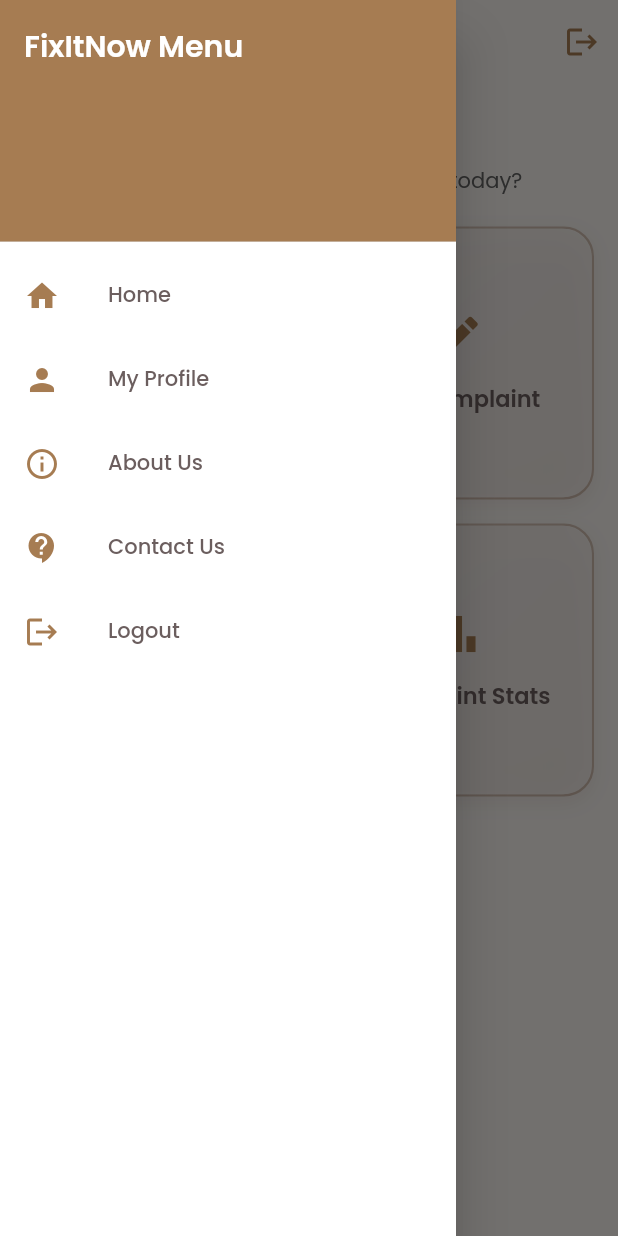
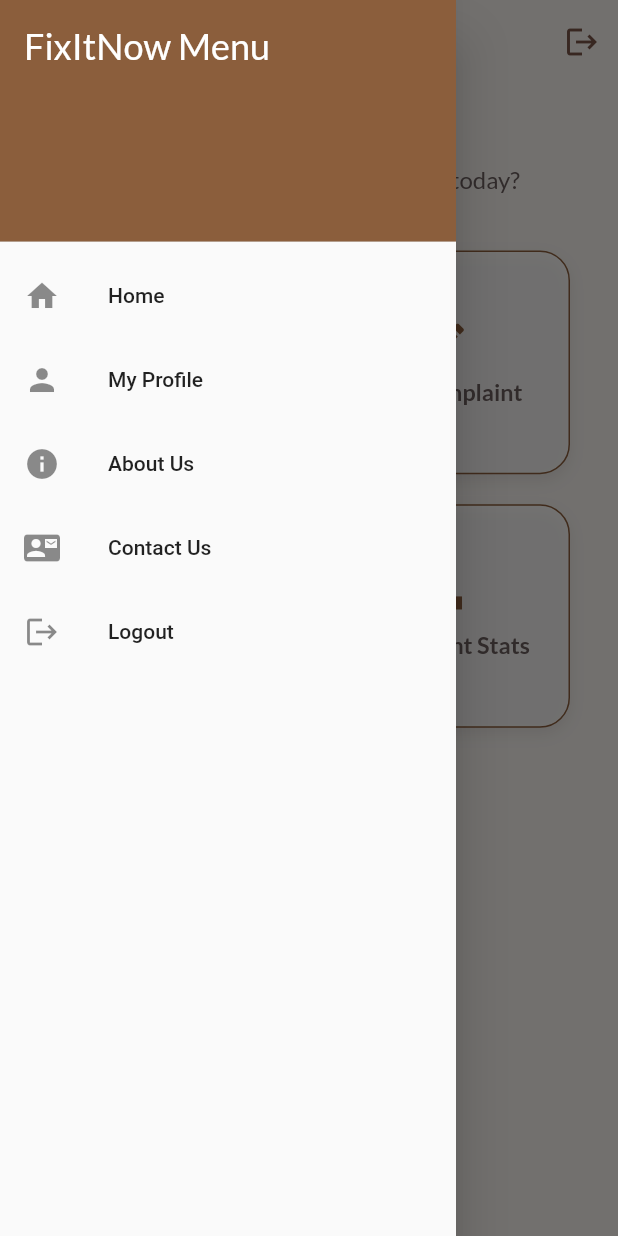
Before and after one commit to Farzana-Samia/FixItINow, a Flutter app: the DashboardScreen screen opened directly, with the side drawer open, on a phone screen of 412 x 824 dp. Run offline on Flutter 3.47's test engine with Material 3 defaults, Android fonts, the phone set to English and light mode, and no system bars; our stand-ins replace cloud_firestore, firebase_auth, firebase_core, fl_chart, flutter_local_notifications, google_fonts and 1 more; missing offline and left inert: flutter_fix_it_now; accounts and stored records are empty.

Commit message:
Updated login and complaint logic

```diff
--- a/lib/screens/dashboard_screen.dart
+++ b/lib/screens/dashboard_screen.dart
@@ -24,7 +24,6 @@ class _DashboardScreenState extends State<DashboardScreen> {
   String? userName;
 
   final Color backgroundColor = const Color(0xFFF8F4F0);
-  final Color accentColor = const Color(0xFFA67C52);
   final Color cardTextColor = const Color(0xFF6B5E5E);
 
   @override
@@ -52,257 +51,242 @@ class _DashboardScreenState extends State<DashboardScreen> {
     showDialog(
       context: context,
       builder: (_) => AlertDialog(
-        title: const Text("Logout Confirmation"),
-        content: const Text("Do you want to logout now ?"),
+        title: const Text("Logout"),
+        content: const Text("Do you want to logout?"),
         actions: [
           TextButton(
-            onPressed: () => Navigator.pop(context),
-            child: const Text("No"),
+            onPressed: () => Navigator.of(context).pop(),
+            child: const Text("Cancel"),
           ),
           TextButton(
-            onPressed: () {
-              FirebaseAuth.instance.signOut();
+            onPressed: () async {
+              await FirebaseAuth.instance.signOut();
               Navigator.pushAndRemoveUntil(
                 context,
                 MaterialPageRoute(builder: (_) => const LoginScreen()),
                 (route) => false,
               );
             },
-            child: const Text("Yes"),
+            child: const Text("Logout"),
           ),
         ],
       ),
     );
   }
 
-  Widget _drawerTile(IconData icon, String title, VoidCallback onTap) {
-    return ListTile(
-      leading: Icon(icon, color: accentColor),
+  @override
+  Widget build(BuildContext context) {
+    final screenWidth = MediaQuery.of(context).size.width;
+
+    return Scaffold(
+      backgroundColor: backgroundColor,
+      drawer: _buildDrawer(context),
+      appBar: AppBar(
+        backgroundColor: backgroundColor,
+        iconTheme: const IconThemeData(color: Colors.brown),
+        elevation: 0,
         title: Text(
-        title,
-        style: GoogleFonts.poppins(
-          fontWeight: FontWeight.w500,
-          color: cardTextColor,
+          'Dashboard',
+          style: GoogleFonts.lato(
+            fontSize: 22,
+            fontWeight: FontWeight.bold,
+            color: Colors.brown[900],
           ),
         ),
-      onTap: onTap,
+        centerTitle: true,
+        actions: [
+          IconButton(icon: const Icon(Icons.logout), onPressed: _confirmLogout),
+        ],
+      ),
+      body: _buildDashboardContent(context, screenWidth),
     );
   }
 
-  Widget _buildGlassCard(
-    String title,
-    IconData icon,
-    String heroTag,
-    VoidCallback onTap,
-  ) {
+  Widget _buildDashboardContent(BuildContext context, double screenWidth) {
+    final List<List<dynamic>> items = [
+      [
+        "My Complaints",
+        Icons.report_problem,
+        () => Navigator.push(
+          context,
+          MaterialPageRoute(builder: (_) => const MyComplaintsScreen()),
+        ),
+      ],
+      [
+        "File Complaint",
+        Icons.edit,
+        () => Navigator.push(
+          context,
+          MaterialPageRoute(builder: (_) => const FileComplaintScreen()),
+        ),
+      ],
+      [
+        "Announcements",
+        Icons.announcement,
+        () => Navigator.push(
+          context,
+          MaterialPageRoute(
+            builder: (_) => const AnnouncementScreen(userType: 'cr'),
+          ),
+        ),
+      ],
+      [
+        "Complaint Stats",
+        Icons.bar_chart,
+        () => Navigator.push(
+          context,
+          MaterialPageRoute(builder: (_) => const ComplaintStatsScreen()),
+        ),
+      ],
+      [
+        "Notifications",
+        Icons.notifications,
+        () => Navigator.push(
+          context,
+          MaterialPageRoute(builder: (_) => NotificationsScreen()),
+        ),
+      ],
+    ];
+
+    double aspectRatio = screenWidth < 360
+        ? 0.8
+        : screenWidth < 400
+        ? 1
+        : 1.1;
+
+    return Padding(
+      padding: const EdgeInsets.all(20),
+      child: Column(
+        crossAxisAlignment: CrossAxisAlignment.start,
+        children: [
+          Text(
+            "Hi 👋 ${userName ?? ''}",
+            style: GoogleFonts.lato(
+              fontSize: 24,
+              fontWeight: FontWeight.bold,
+              color: const Color(0xFF8B5E3C),
+            ),
+          ),
+          const SizedBox(height: 4),
+          Text(
+            "Welcome back! What do you want to do today?",
+            style: GoogleFonts.lato(fontSize: 16, color: cardTextColor),
+          ),
+          const SizedBox(height: 30),
+          Expanded(
+            child: GridView.builder(
+              itemCount: items.length,
+              padding: const EdgeInsets.symmetric(horizontal: 12, vertical: 8),
+              gridDelegate: SliverGridDelegateWithFixedCrossAxisCount(
+                crossAxisCount: 2,
+                mainAxisSpacing: 20,
+                crossAxisSpacing: 20,
+                childAspectRatio: aspectRatio,
+              ),
+              itemBuilder: (context, index) {
+                final item = items[index];
+                return _buildDashboardTile(item[1], item[0], item[2]);
+              },
+            ),
+          ),
+        ],
+      ),
+    );
+  }
+
+  Widget _buildDashboardTile(IconData icon, String title, VoidCallback onTap) {
     return GestureDetector(
       onTap: onTap,
-      child: Hero(
-        tag: heroTag,
       child: Container(
         decoration: BoxDecoration(
+          color: Colors.white.withOpacity(0.6),
           borderRadius: BorderRadius.circular(20),
-            gradient: LinearGradient(
-              colors: [
-                Colors.white.withOpacity(0.25),
-                Colors.white.withOpacity(0.05),
-              ],
-              begin: Alignment.topLeft,
-              end: Alignment.bottomRight,
-            ),
-            border: Border.all(
-              color: const Color(0xFF8B5E3C).withOpacity(0.35),
-              width: 1.5,
-            ),
+          border: Border.all(color: const Color(0xFF8B5E3C)),
           boxShadow: [
             BoxShadow(
-                color: Colors.brown.withOpacity(0.1),
-                blurRadius: 10,
+              color: Colors.black.withOpacity(0.08),
+              blurRadius: 8,
               offset: const Offset(0, 4),
             ),
           ],
         ),
-          child: ClipRRect(
-            borderRadius: BorderRadius.circular(20),
-            child: BackdropFilter(
-              filter: ImageFilter.blur(sigmaX: 14, sigmaY: 14),
-              child: Container(
-                padding: const EdgeInsets.all(16),
-                alignment: Alignment.center,
+        child: Center(
           child: Column(
-                  mainAxisAlignment: MainAxisAlignment.center,
+            mainAxisSize: MainAxisSize.min,
             children: [
-                    Icon(icon, size: 36, color: accentColor),
-                    const SizedBox(height: 12),
+              Icon(icon, size: 30, color: const Color(0xFF8B5E3C)),
+              const SizedBox(height: 10),
               Text(
                 title,
                 textAlign: TextAlign.center,
-                      style: GoogleFonts.poppins(
+                softWrap: true,
+                overflow: TextOverflow.visible,
+                style: GoogleFonts.lato(
+                  fontSize: 15.5,
+                  fontWeight: FontWeight.w600,
                   color: cardTextColor,
-                        fontWeight: FontWeight.w600,
-                        fontSize: 15,
                 ),
               ),
             ],
           ),
         ),
       ),
-          ),
-        ),
-      ),
     );
   }
 
-  @override
-  Widget build(BuildContext context) {
-    return Scaffold(
-      backgroundColor: backgroundColor,
-      drawer: Drawer(
-        backgroundColor: Colors.white,
+  Drawer _buildDrawer(BuildContext context) {
+    return Drawer(
       child: ListView(
         padding: EdgeInsets.zero,
         children: [
           DrawerHeader(
-              decoration: BoxDecoration(color: accentColor),
+            decoration: const BoxDecoration(color: Color(0xFF8B5E3C)),
             child: Text(
               'FixItNow Menu',
-                style: GoogleFonts.poppins(
-                  color: Colors.white,
-                  fontSize: 20,
-                  fontWeight: FontWeight.w600,
+              style: GoogleFonts.lato(color: Colors.white, fontSize: 24),
             ),
           ),
+          ListTile(
+            leading: const Icon(Icons.home),
+            title: const Text('Home'),
+            onTap: () => Navigator.pop(context),
           ),
-            _drawerTile(Icons.home, 'Home', () => Navigator.pop(context)),
-            _drawerTile(Icons.person, 'My Profile', () {
+          ListTile(
+            leading: const Icon(Icons.person),
+            title: const Text('My Profile'),
+            onTap: () {
               Navigator.push(
                 context,
                 MaterialPageRoute(builder: (_) => const MyProfileScreen()),
               );
-            }),
-            _drawerTile(Icons.info_outline, 'About Us', () {
+            },
+          ),
+          ListTile(
+            leading: const Icon(Icons.info),
+            title: const Text('About Us'),
+            onTap: () {
               Navigator.push(
                 context,
                 MaterialPageRoute(builder: (_) => const AboutUsScreen()),
               );
-            }),
-            _drawerTile(Icons.contact_support, 'Contact Us', () {
+            },
+          ),
+          ListTile(
+            leading: const Icon(Icons.contact_mail),
+            title: const Text('Contact Us'),
+            onTap: () {
               Navigator.push(
                 context,
                 MaterialPageRoute(builder: (_) => const ContactUsScreen()),
               );
-            }),
-            _drawerTile(Icons.logout, 'Logout', _confirmLogout),
-          ],
-        ),
-      ),
-      appBar: AppBar(
-        elevation: 0,
-        backgroundColor: backgroundColor,
-        iconTheme: IconThemeData(color: accentColor),
-        centerTitle: true,
-        title: Text(
-          'Dashboard',
-          style: GoogleFonts.poppins(
-            color: cardTextColor,
-            fontSize: 20,
-            fontWeight: FontWeight.w600,
-          ),
-        ),
-        actions: [
-          IconButton(icon: const Icon(Icons.logout), onPressed: _confirmLogout),
-        ],
-      ),
-      body: Padding(
-        padding: const EdgeInsets.symmetric(horizontal: 16, vertical: 10),
-        child: Column(
-          crossAxisAlignment: CrossAxisAlignment.start,
-          children: [
-            Text(
-              'Hi 👋 ${userName ?? ''}',
-              style: GoogleFonts.poppins(
-                fontSize: 24,
-                fontWeight: FontWeight.bold,
-                color: accentColor,
-              ),
-            ),
-            const SizedBox(height: 8),
-            Text(
-              'Welcome back! What do you want to do today?',
-              style: GoogleFonts.poppins(fontSize: 14, color: Colors.grey[700]),
-            ),
-            const SizedBox(height: 20),
-            Expanded(
-              child: GridView.count(
-                crossAxisCount: 2,
-                crossAxisSpacing: 16,
-                mainAxisSpacing: 16,
-                children: [
-                  _buildGlassCard(
-                    "My Complaints",
-                    Icons.report,
-                    "complaints",
-                    () {
-                      Navigator.push(
-                        context,
-                        MaterialPageRoute(
-                          builder: (_) => const MyComplaintsScreen(),
-                        ),
-                      );
             },
           ),
-                  _buildGlassCard("File Complaint", Icons.edit, "file", () {
-                    Navigator.push(
-                      context,
-                      MaterialPageRoute(
-                        builder: (_) => const FileComplaintScreen(),
-                      ),
-                    );
-                  }),
-                  _buildGlassCard(
-                    "Announcements",
-                    Icons.announcement,
-                    "announcements",
-                    () {
-                      Navigator.push(
-                        context,
-                        MaterialPageRoute(
-                          builder: (_) => const AnnouncementScreen(),
-                        ),
-                      );
-                    },
-                  ),
-                  _buildGlassCard(
-                    "Complaint Stats",
-                    Icons.bar_chart,
-                    "stats",
-                    () {
-                      Navigator.push(
-                        context,
-                        MaterialPageRoute(
-                          builder: (_) => const ComplaintStatsScreen(),
-                        ),
-                      );
-                    },
-                  ),
-                  _buildGlassCard(
-                    "Notifications",
-                    Icons.notifications,
-                    "notif",
-                    () {
-                      Navigator.push(
-                        context,
-                        MaterialPageRoute(
-                          builder: (_) => NotificationsScreen(),
-                        ),
-                      );
-                    },
+          ListTile(
+            leading: const Icon(Icons.logout),
+            title: const Text('Logout'),
+            onTap: _confirmLogout,
           ),
         ],
-              ),
-            ),
-          ],
-        ),
       ),
     );
   }
--- a/lib/screens/file_complaint_screen.dart
+++ b/lib/screens/file_complaint_screen.dart
@@ -144,7 +144,7 @@ class _FileComplaintScreenState extends State<FileComplaintScreen> {
               padding: const EdgeInsets.all(20),
               child: Column(
                 children: [
-                  _buildTextField(_locationController, 'Room/Location'),
+                  _buildTextField(_locationController, 'Room and Location'),
                   const SizedBox(height: 16),
                   _buildDropdown(),
                   const SizedBox(height: 16),
@@ -233,7 +233,7 @@ class _FileComplaintScreenState extends State<FileComplaintScreen> {
   Widget _buildDropdown() {
     return DropdownButtonFormField<String>(
       decoration: InputDecoration(
-        labelText: 'Problem Type / Maintenance Team',
+        labelText: 'Problem Type',
         labelStyle: const TextStyle(
           color: Color(0xFF8B5E3C),
           fontFamily: 'Poppins',
--- a/lib/screens/guest_session_screen.dart
+++ b/lib/screens/guest_session_screen.dart
@@ -48,7 +48,7 @@ class GuestSessionScreen extends StatelessWidget {
   Widget build(BuildContext context) {
     return Scaffold(
       appBar: AppBar(
-        title: const Text("Guest Sessions"),
+        title: const Text("CR Rep Sessions"),
         backgroundColor: Colors.pink[700],
       ),
       body: StreamBuilder<QuerySnapshot>(
```
Also changed, not shown: lib/screens/guest_complaint_screen.dart (+31 -0 lines), lib/screens/guest_login_screen.dart (+34 -21 lines), lib/screens/login_screen.dart (+110 -139 lines). Lines whose indentation alone changed are shown as unchanged.
